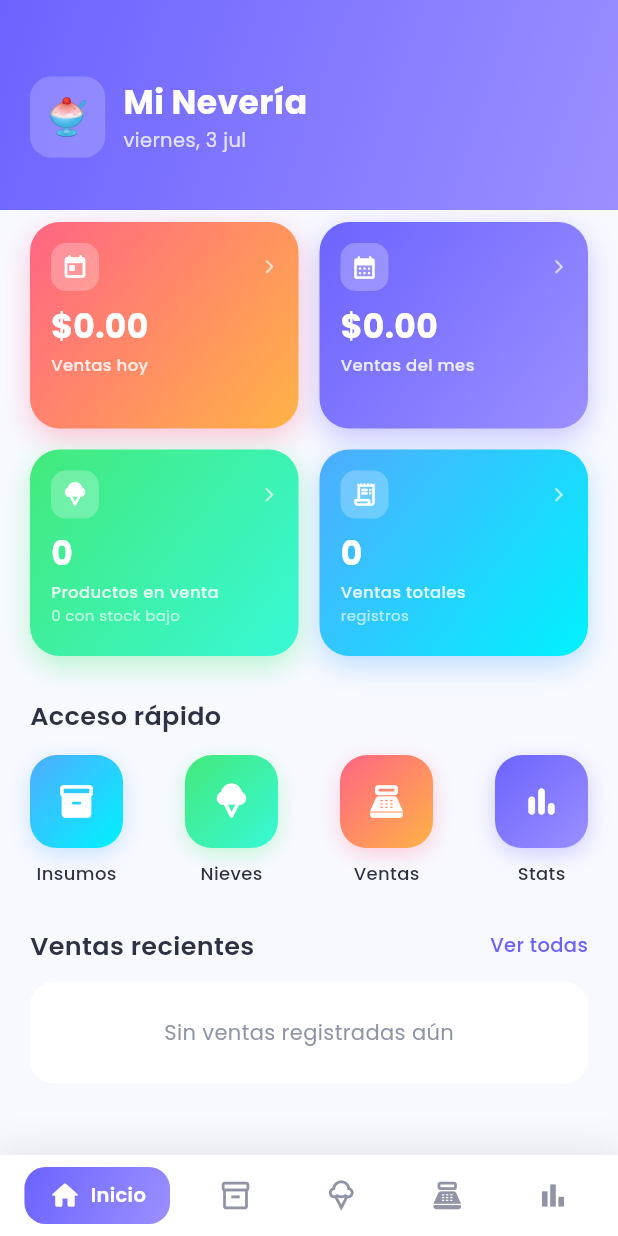
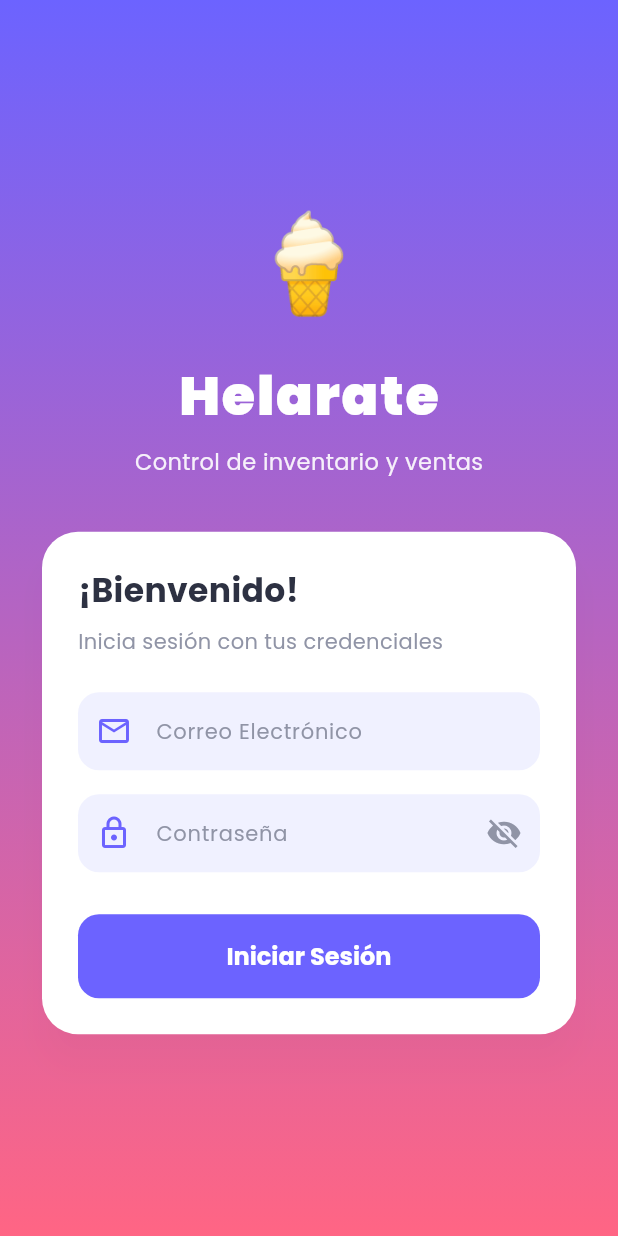
Before and after one commit to Desarrollo-Web-Integral-ING/Helarate_Origin, a Flutter app: the screen it shows after launch, on a phone screen of 412 x 824 dp. Run offline on Flutter 3.47's test engine with Material 3 defaults, Android fonts, the light colour scheme and no system bars; our stand-ins replace file_picker, fl_chart, flutter_bloc, flutter_dotenv, get_it, google_fonts and 1 more; accounts and stored records are empty.

Commit message:
feat: implementar autenticacion con email y contrasena (Sprint 3)

```diff
--- a/lib/core/di/service_locator.dart
+++ b/lib/core/di/service_locator.dart
@@ -2,9 +2,11 @@ import 'package:get_it/get_it.dart';
 import '../../domain/repositories/insumo_repository.dart';
 import '../../domain/repositories/venta_repository.dart';
 import '../../domain/repositories/gasto_repository.dart';
+import '../../domain/repositories/auth_repository.dart';
 import '../../data/repositories/supabase_insumo_repository.dart';
 import '../../data/repositories/supabase_venta_repository.dart';
 import '../../data/repositories/supabase_gasto_repository.dart';
+import '../../data/repositories/supabase_auth_repository.dart';
 
 final getIt = GetIt.instance;
 
@@ -12,4 +14,5 @@ void setupServiceLocator() {
   getIt.registerLazySingleton<InsumoRepository>(() => SupabaseInsumoRepository());
   getIt.registerLazySingleton<VentaRepository>(() => SupabaseVentaRepository());
   getIt.registerLazySingleton<GastoRepository>(() => SupabaseGastoRepository());
+  getIt.registerLazySingleton<AuthRepository>(() => SupabaseAuthRepository());
 }
--- /dev/null
+++ b/lib/domain/models/usuario_perfil.dart
@@ -0,0 +1,32 @@
+class UsuarioPerfil {
+  final String id;
+  final String nombre;
+  final String rol; // 'dueño' o 'empleado'
+  final DateTime createdAt;
+
+  UsuarioPerfil({
+    required this.id,
+    required this.nombre,
+    required this.rol,
+    required this.createdAt,
+  });
+
+  bool get isOwner => rol == 'dueño';
+  bool get isEmployee => rol == 'empleado';
+
+  Map<String, dynamic> toJson() => {
+        'id': id,
+        'nombre': nombre,
+        'rol': rol,
+        'created_at': createdAt.toIso8601String(),
+      };
+
+  factory UsuarioPerfil.fromJson(Map<String, dynamic> json) {
+    return UsuarioPerfil(
+      id: json['id'] as String,
+      nombre: json['nombre'] as String? ?? 'Usuario Nuevo',
+      rol: json['rol'] as String? ?? 'empleado',
+      createdAt: DateTime.parse(json['created_at'] as String? ?? DateTime.now().toIso8601String()),
+    );
+  }
+}
--- a/lib/main.dart
+++ b/lib/main.dart
@@ -2,23 +2,29 @@ import 'package:flutter/material.dart';
 import 'package:flutter/services.dart';
 import 'package:intl/date_symbol_data_local.dart';
 import 'package:flutter_dotenv/flutter_dotenv.dart';
-import 'package:supabase_flutter/supabase_flutter.dart';
+import 'package:supabase_flutter/supabase_flutter.dart' hide AuthState;
 import 'package:flutter_bloc/flutter_bloc.dart';
+
 import 'core/di/service_locator.dart';
 import 'core/theme/app_theme.dart';
 import 'domain/repositories/insumo_repository.dart';
 import 'domain/repositories/venta_repository.dart';
+import 'domain/repositories/auth_repository.dart';
 import 'presentation/blocs/inventario/inventario_bloc.dart';
 import 'presentation/blocs/inventario/inventario_event.dart';
 import 'presentation/blocs/venta/venta_bloc.dart';
 import 'presentation/blocs/venta/venta_event.dart';
 import 'presentation/blocs/dashboard/dashboard_bloc.dart';
 import 'presentation/blocs/dashboard/dashboard_event.dart';
+import 'presentation/blocs/auth/auth_bloc.dart';
+import 'presentation/blocs/auth/auth_event.dart';
+import 'presentation/blocs/auth/auth_state.dart';
 import 'presentation/screens/dashboard_screen.dart';
 import 'presentation/screens/inventario_produccion_screen.dart';
 import 'presentation/screens/inventario_venta_screen.dart';
 import 'presentation/screens/ventas_screen.dart';
 import 'presentation/screens/estadisticas_screen.dart';
+import 'presentation/screens/login_screen.dart';
 
 
 import 'core/widgets/indexed_stack_resume.dart';
@@ -61,6 +67,11 @@ class NeveroApp extends StatelessWidget {
   Widget build(BuildContext context) {
     return MultiBlocProvider(
       providers: [
+        BlocProvider<AuthBloc>(
+          create: (context) => AuthBloc(
+            authRepository: getIt<AuthRepository>(),
+          )..add(AppStarted()),
+        ),
         BlocProvider<InventarioBloc>(
           create: (context) => InventarioBloc(
             insumoRepository: getIt<InsumoRepository>(),
@@ -82,7 +93,21 @@ class NeveroApp extends StatelessWidget {
         title: 'Mi Nevería',
         debugShowCheckedModeBanner: false,
         theme: AppTheme.theme,
-        home: const MainNavigation(),
+        home: BlocBuilder<AuthBloc, AuthState>(
+          builder: (context, state) {
+            if (state is Authenticated) {
+              return const MainNavigation();
+            }
+            if (state is Unauthenticated || state is AuthFailure) {
+              return const LoginScreen();
+            }
+            return const Scaffold(
+              body: Center(
+                child: CircularProgressIndicator(),
+              ),
+            );
+          },
+        ),
       ),
     );
   }
@@ -242,6 +267,36 @@ class _MainNavigationState extends State<MainNavigation> {
                 const SizedBox(height: 8),
                 _sidebarItem(4, Icons.bar_chart_rounded,
                     Icons.bar_chart_outlined, 'Stats'),
+                const Divider(height: 32, thickness: 1),
+                GestureDetector(
+                  onTap: () {
+                    context.read<AuthBloc>().add(SignOutRequested());
+                  },
+                  child: Container(
+                    padding: const EdgeInsets.symmetric(horizontal: 16, vertical: 12),
+                    decoration: BoxDecoration(
+                      borderRadius: BorderRadius.circular(12),
+                    ),
+                    child: const Row(
+                      children: [
+                        Icon(
+                          Icons.logout_rounded,
+                          color: AppTheme.secondary,
+                          size: 22,
+                        ),
+                        SizedBox(width: 12),
+                        Text(
+                          'Cerrar Sesión',
+                          style: TextStyle(
+                            color: AppTheme.secondary,
+                            fontSize: 14,
+                            fontWeight: FontWeight.w600,
+                          ),
+                        ),
+                      ],
+                    ),
+                  ),
+                ),
               ],
             ),
           ),
--- /dev/null
+++ b/lib/presentation/blocs/auth/auth_event.dart
@@ -0,0 +1,11 @@
+abstract class AuthEvent {}
+
+class AppStarted extends AuthEvent {}
+
+class SignInRequested extends AuthEvent {
+  final String email;
+  final String password;
+  SignInRequested({required this.email, required this.password});
+}
+
+class SignOutRequested extends AuthEvent {}
--- /dev/null
+++ b/lib/presentation/blocs/auth/auth_state.dart
@@ -0,0 +1,19 @@
+import '../../../domain/models/usuario_perfil.dart';
+
+abstract class AuthState {}
+
+class AuthInitial extends AuthState {}
+
+class AuthLoading extends AuthState {}
+
+class Authenticated extends AuthState {
+  final UsuarioPerfil usuario;
+  Authenticated(this.usuario);
+}
+
+class Unauthenticated extends AuthState {}
+
+class AuthFailure extends AuthState {
+  final String message;
+  AuthFailure(this.message);
+}
--- /dev/null
+++ b/lib/presentation/screens/login_screen.dart
@@ -0,0 +1,319 @@
+import 'package:flutter/material.dart';
+import 'package:flutter_bloc/flutter_bloc.dart';
+import '../../core/theme/app_theme.dart';
+import '../blocs/auth/auth_bloc.dart';
+import '../blocs/auth/auth_event.dart';
+import '../blocs/auth/auth_state.dart';
+
+class LoginScreen extends StatefulWidget {
+  const LoginScreen({super.key});
+
+  @override
+  State<LoginScreen> createState() => _LoginScreenState();
+}
+
+class _LoginScreenState extends State<LoginScreen> {
+  final _formKey = GlobalKey<FormState>();
+  final _emailController = TextEditingController();
+  final _passwordController = TextEditingController();
+  bool _obscurePassword = true;
+
+  @override
+  void dispose() {
+    _emailController.dispose();
+    _passwordController.dispose();
+    super.dispose();
+  }
+
+  void _submitForm() {
+    if (_formKey.currentState!.validate()) {
+      context.read<AuthBloc>().add(
+            SignInRequested(
+              email: _emailController.text,
+              password: _passwordController.text,
+            ),
+          );
+    }
+  }
+
+  @override
+  Widget build(BuildContext context) {
+    final size = MediaQuery.of(context).size;
+    final isLargeScreen = size.width >= 800;
+
+    return Scaffold(
+      body: BlocListener<AuthBloc, AuthState>(
+        listener: (context, state) {
+          if (state is AuthFailure) {
+            ScaffoldMessenger.of(context).showSnackBar(
+              SnackBar(
+                content: Row(
+                  children: [
+                    const Icon(Icons.error_outline, color: Colors.white),
+                    const SizedBox(width: 8),
+                    Expanded(child: Text(state.message)),
+                  ],
+                ),
+                backgroundColor: AppTheme.secondary,
+                behavior: SnackBarBehavior.floating,
+                shape: RoundedRectangleBorder(
+                  borderRadius: BorderRadius.circular(10),
+                ),
+              ),
+            );
+          }
+        },
+        child: isLargeScreen ? _buildWebLayout(size) : _buildMobileLayout(size),
+      ),
+    );
+  }
+
+  Widget _buildWebLayout(Size size) {
+    return Row(
+      children: [
+        // Columna izquierda: Decorativa/Branding
+        Expanded(
+          flex: 6,
+          child: Container(
+            decoration: const BoxDecoration(
+              gradient: LinearGradient(
+                colors: [Color(0xFF6C63FF), Color(0xFFFF6584)],
+                begin: Alignment.topLeft,
+                end: Alignment.bottomRight,
+              ),
+            ),
+            child: Column(
+              mainAxisAlignment: MainAxisAlignment.center,
+              children: [
+                Container(
+                  padding: const EdgeInsets.all(28),
+                  decoration: BoxDecoration(
+                    color: Colors.white.withValues(alpha: 0.15),
+                    borderRadius: BorderRadius.circular(30),
+                  ),
+                  child: const Text(
+                    '🍦',
+                    style: TextStyle(fontSize: 80),
+                  ),
+                ),
+                const SizedBox(height: 24),
+                const Text(
+                  'Helarate',
+                  style: TextStyle(
+                    color: Colors.white,
+                    fontSize: 48,
+                    fontWeight: FontWeight.w900,
+                    letterSpacing: 1.5,
+                  ),
+                ),
+                const SizedBox(height: 12),
+                Text(
+                  'Control de inventario y ventas para neverías',
+                  style: TextStyle(
+                    color: Colors.white.withValues(alpha: 0.9),
+                    fontSize: 18,
+                    fontWeight: FontWeight.w300,
+                  ),
+                ),
+              ],
+            ),
+          ),
+        ),
+        // Columna derecha: Formulario
+        Expanded(
+          flex: 5,
+          child: Container(
+            color: AppTheme.background,
+            child: Center(
+              child: SingleChildScrollView(
+                padding: const EdgeInsets.all(48.0),
+                child: ConstrainedBox(
+                  constraints: const BoxConstraints(maxWidth: 400),
+                  child: Card(
+                    elevation: 10,
+                    shadowColor: Colors.black.withValues(alpha: 0.05),
+                    shape: RoundedRectangleBorder(
+                      borderRadius: BorderRadius.circular(24),
+                    ),
+                    child: Padding(
+                      padding: const EdgeInsets.all(32.0),
+                      child: _buildForm(),
+                    ),
+                  ),
+                ),
+              ),
+            ),
+          ),
+        ),
+      ],
+    );
+  }
+
+  Widget _buildMobileLayout(Size size) {
+    return Container(
+      decoration: const BoxDecoration(
+        gradient: LinearGradient(
+          colors: [Color(0xFF6C63FF), Color(0xFFFF6584)],
+          begin: Alignment.topCenter,
+          end: Alignment.bottomCenter,
+        ),
+      ),
+      child: SafeArea(
+        child: Center(
+          child: SingleChildScrollView(
+            padding: const EdgeInsets.symmetric(horizontal: 24.0, vertical: 16.0),
+            child: Column(
+              mainAxisAlignment: MainAxisAlignment.center,
+              children: [
+                const Text(
+                  '🍦',
+                  style: TextStyle(fontSize: 64),
+                ),
+                const SizedBox(height: 16),
+                const Text(
+                  'Helarate',
+                  style: TextStyle(
+                    color: Colors.white,
+                    fontSize: 36,
+                    fontWeight: FontWeight.w900,
+                    letterSpacing: 1.2,
+                  ),
+                ),
+                const SizedBox(height: 8),
+                Text(
+                  'Control de inventario y ventas',
+                  style: TextStyle(
+                    color: Colors.white.withValues(alpha: 0.9),
+                    fontSize: 15,
+                  ),
+                ),
+                const SizedBox(height: 32),
+                Card(
+                  elevation: 10,
+                  shadowColor: Colors.black.withValues(alpha: 0.1),
+                  shape: RoundedRectangleBorder(
+                    borderRadius: BorderRadius.circular(24),
+                  ),
+                  child: Padding(
+                    padding: const EdgeInsets.all(24.0),
+                    child: _buildForm(),
+                  ),
+                ),
+              ],
+            ),
+          ),
+        ),
+      ),
+    );
+  }
+
+  Widget _buildForm() {
+    return Form(
+      key: _formKey,
+      child: Column(
+        crossAxisAlignment: CrossAxisAlignment.stretch,
+        mainAxisSize: MainAxisSize.min,
+        children: [
+          const Text(
+            '¡Bienvenido!',
+            style: TextStyle(
+              color: AppTheme.textPrimary,
+              fontSize: 22,
+              fontWeight: FontWeight.bold,
+            ),
+          ),
+          const SizedBox(height: 8),
+          const Text(
+            'Inicia sesión con tus credenciales',
+            style: TextStyle(
+              color: AppTheme.textSecondary,
+              fontSize: 14,
+            ),
+          ),
+          const SizedBox(height: 24),
+          TextFormField(
+            controller: _emailController,
+            keyboardType: TextInputType.emailAddress,
+            textInputAction: TextInputAction.next,
+            decoration: const InputDecoration(
+              labelText: 'Correo Electrónico',
+              prefixIcon: Icon(Icons.email_outlined, color: AppTheme.primary),
+            ),
+            validator: (value) {
+              if (value == null || value.isEmpty) {
+                return 'Por favor ingresa tu correo';
+              }
+              final emailRegex = RegExp(r'^[^@]+@[^@]+\.[^@]+$');
+              if (!emailRegex.hasMatch(value)) {
+                return 'Ingresa un correo electrónico válido';
+              }
+              return null;
+            },
+          ),
+          const SizedBox(height: 16),
+          TextFormField(
+            controller: _passwordController,
+            obscureText: _obscurePassword,
+            textInputAction: TextInputAction.done,
+            onFieldSubmitted: (_) => _submitForm(),
+            decoration: InputDecoration(
+              labelText: 'Contraseña',
+              prefixIcon: const Icon(Icons.lock_outlined, color: AppTheme.primary),
+              suffixIcon: IconButton(
+                icon: Icon(
+                  _obscurePassword ? Icons.visibility_off : Icons.visibility,
+                  color: AppTheme.textSecondary,
+                ),
+                onPressed: () {
+                  setState(() {
+                    _obscurePassword = !_obscurePassword;
+                  });
+                },
+              ),
+            ),
+            validator: (value) {
+              if (value == null || value.isEmpty) {
+                return 'Por favor ingresa tu contraseña';
+              }
+              if (value.length < 6) {
+                return 'La contraseña debe tener al menos 6 caracteres';
+              }
+              return null;
+            },
+          ),
+          const SizedBox(height: 28),
+          BlocBuilder<AuthBloc, AuthState>(
+            builder: (context, state) {
+              final isLoading = state is AuthLoading;
+              return ElevatedButton(
+                onPressed: isLoading ? null : _submitForm,
+                style: ElevatedButton.styleFrom(
+                  padding: const EdgeInsets.symmetric(vertical: 16),
+                  shape: RoundedRectangleBorder(
+                    borderRadius: BorderRadius.circular(14),
+                  ),
+                ),
+                child: isLoading
+                    ? const SizedBox(
+                        height: 20,
+                        width: 20,
+                        child: CircularProgressIndicator(
+                          strokeWidth: 2,
+                          valueColor: AlwaysStoppedAnimation<Color>(Colors.white),
+                        ),
+                      )
+                    : const Text(
+                        'Iniciar Sesión',
+                        style: TextStyle(
+                          fontSize: 16,
+                          fontWeight: FontWeight.bold,
+                        ),
+                      ),
+              );
+            },
+          ),
+        ],
+      ),
+    );
+  }
+}
```
Also changed, not shown: lib/data/repositories/supabase_auth_repository.dart (added, +97 -0 lines), lib/domain/repositories/auth_repository.dart (added, +9 -0 lines), lib/presentation/blocs/auth/auth_bloc.dart (added, +66 -0 lines), lib/presentation/screens/dashboard_screen.dart (+12 -0 lines), pubspec.lock, 1 other file.
